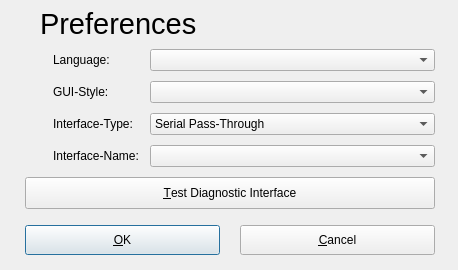
Above: ui/Preferences.ui from Comer352L/FreeSSM before the change. Below: the same form after it.
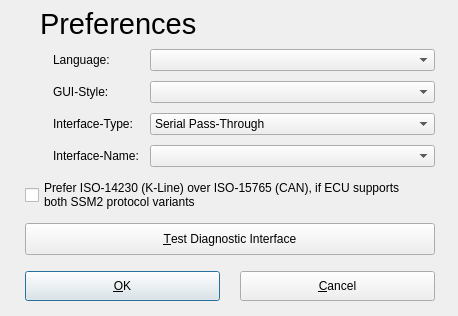
That is the form after the change. Icons and pictures are not drawn.

Commit message: Preferences: add option to prefer ISO-14230 over ISO-15765 if ECU supports both SSM2 protocol variants

Diff of the .ui file:
```diff
--- a/ui/Preferences.ui
+++ b/ui/Preferences.ui
@@ -10,7 +10,7 @@
     <x>0</x>
     <y>0</y>
     <width>458</width>
-    <height>270</height>
+    <height>316</height>
    </rect>
   </property>
   <property name="sizePolicy">
@@ -22,13 +22,13 @@
   <property name="minimumSize">
    <size>
     <width>458</width>
-    <height>270</height>
+    <height>316</height>
    </size>
   </property>
   <property name="maximumSize">
    <size>
     <width>458</width>
-    <height>270</height>
+    <height>316</height>
    </size>
   </property>
   <property name="font">
@@ -65,7 +65,7 @@
    <property name="geometry">
     <rect>
      <x>25</x>
-     <y>225</y>
+     <y>271</y>
      <width>195</width>
      <height>30</height>
     </rect>
@@ -78,7 +78,7 @@
    <property name="geometry">
     <rect>
      <x>240</x>
-     <y>225</y>
+     <y>271</y>
      <width>195</width>
      <height>30</height>
     </rect>
@@ -91,7 +91,7 @@
    <property name="geometry">
     <rect>
      <x>25</x>
-     <y>177</y>
+     <y>223</y>
      <width>410</width>
      <height>32</height>
     </rect>
@@ -319,6 +319,20 @@
     <pixmap resource="../resources/FreeSSM.qrc">:/icons/chrystal/22x22/input_devices_settings.png</pixmap>
    </property>
   </widget>
+  <widget class="QCheckBox" name="preferredSSM2protocol_checkBox">
+   <property name="geometry">
+    <rect>
+     <x>25</x>
+     <y>180</y>
+     <width>410</width>
+     <height>30</height>
+    </rect>
+   </property>
+   <property name="text">
+    <string>Prefer ISO-14230 (K-Line) over ISO-15765 (CAN), if ECU supports
+both SSM2 protocol variants</string>
+   </property>
+  </widget>
  </widget>
  <tabstops>
   <tabstop>language_comboBox</tabstop>
```
The commit also changes 10 other files.
